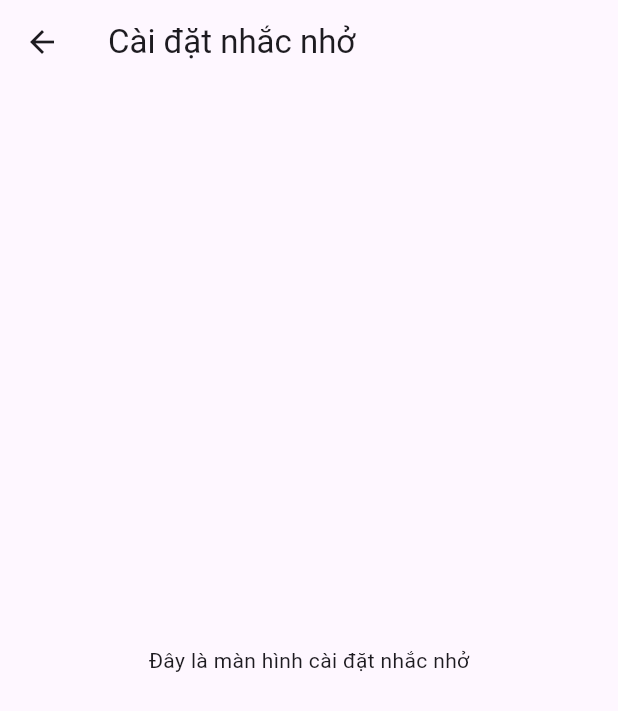
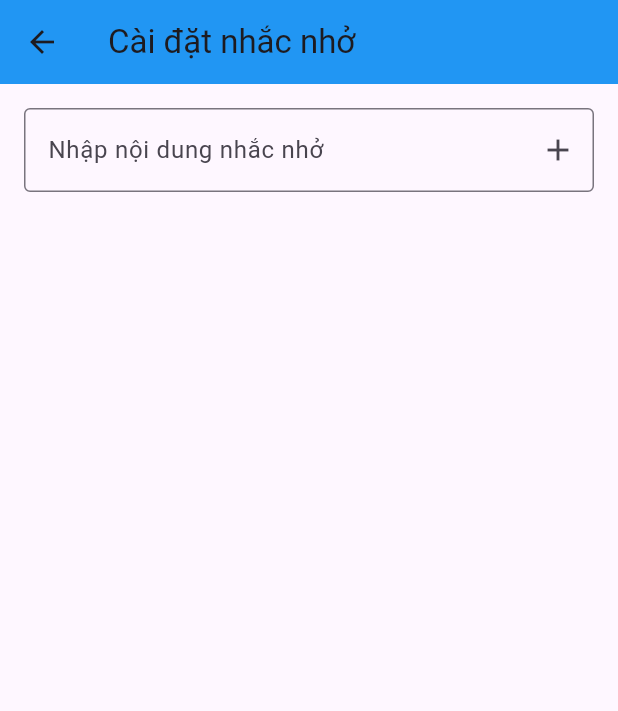
Before and after one commit to hisus2000/HealthCareMonitor, a Flutter app: the ReminderScreen screen opened directly, on a phone screen of 412 x 824 dp. Shown: the top 711 px of the screen. Run offline on Flutter 3.47's test engine with Material 3 defaults, Android fonts, the phone set to English and light mode, and no system bars; our stand-ins replace shared_preferences; accounts and stored records are empty.

Commit message:
Init histỏy and reminder

```diff
--- a/lib/screens/reminder_screen.dart
+++ b/lib/screens/reminder_screen.dart
@@ -1,14 +1,73 @@
 import 'package:flutter/material.dart';
 
-class ReminderScreen extends StatelessWidget {
+class ReminderScreen extends StatefulWidget {
   const ReminderScreen({super.key});
+
+  @override
+  _ReminderScreenState createState() => _ReminderScreenState();
+}
+
+class _ReminderScreenState extends State<ReminderScreen> {
+  final List<String> _reminders = [];
+  final TextEditingController _controller = TextEditingController();
+
+  void _addReminder() {
+    if (_controller.text.isNotEmpty) {
+      setState(() {
+        _reminders.add(_controller.text);
+      });
+      _controller.clear();
+    }
+  }
+
+  void _removeReminder(int index) {
+    setState(() {
+      _reminders.removeAt(index);
+    });
+  }
 
   @override
   Widget build(BuildContext context) {
     return Scaffold(
-      appBar: AppBar(title: const Text("Cài đặt nhắc nhở")),
-      body: const Center(
-        child: Text("Đây là màn hình cài đặt nhắc nhở"),
+      appBar: AppBar(
+        title: const Text("Cài đặt nhắc nhở"),
+        backgroundColor: Colors.blue,
+      ),
+      body: Padding(
+        padding: const EdgeInsets.all(16.0),
+        child: Column(
+          children: [
+            TextField(
+              controller: _controller,
+              decoration: InputDecoration(
+                labelText: "Nhập nội dung nhắc nhở",
+                border: OutlineInputBorder(),
+                suffixIcon: IconButton(
+                  icon: const Icon(Icons.add),
+                  onPressed: _addReminder,
+                ),
+              ),
+            ),
+            const SizedBox(height: 20),
+            Expanded(
+              child: ListView.builder(
+                itemCount: _reminders.length,
+                itemBuilder: (context, index) {
+                  return Card(
+                    margin: const EdgeInsets.symmetric(vertical: 8),
+                    child: ListTile(
+                      title: Text(_reminders[index]),
+                      trailing: IconButton(
+                        icon: const Icon(Icons.delete, color: Colors.red),
+                        onPressed: () => _removeReminder(index),
+                      ),
+                    ),
+                  );
+                },
+              ),
+            ),
+          ],
+        ),
       ),
     );
   }
```
Also changed, not shown: lib/screens/history_screen.dart (+33 -3 lines).
